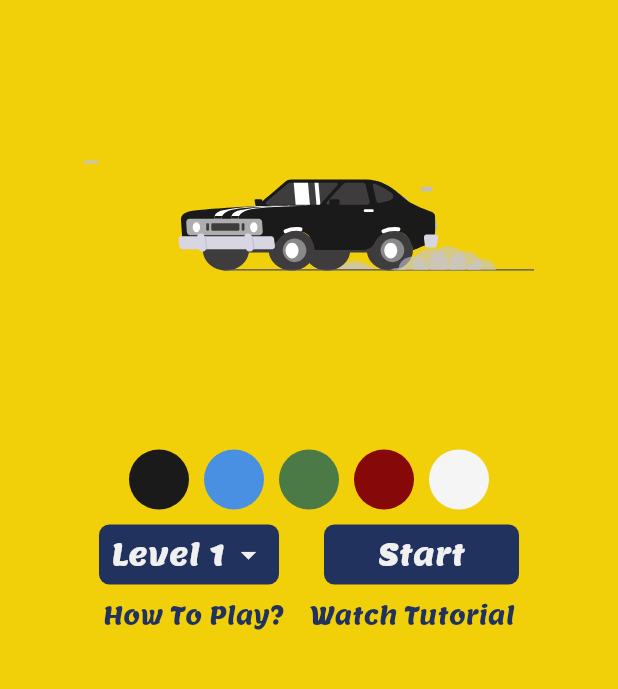
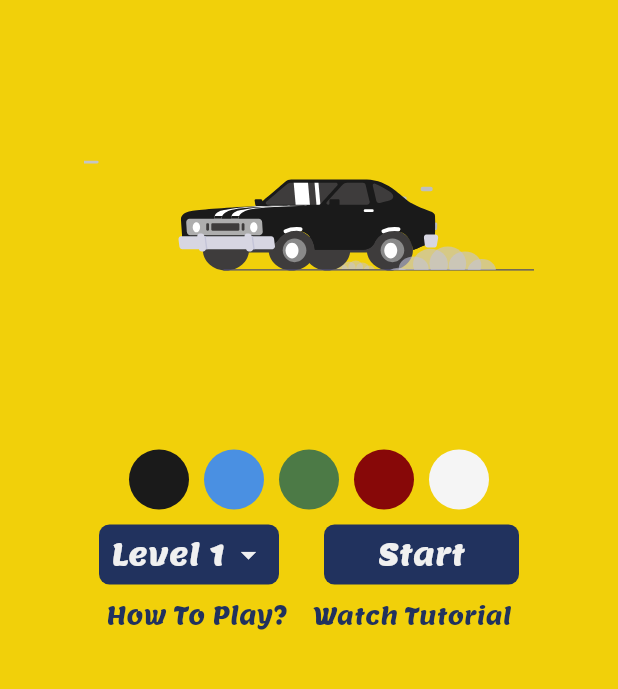
Before and after one commit to Ripat-2345/traffic_light_puzzle, a Flutter app: the screen it shows after launch, on a phone screen of 412 x 824 dp, the part 332-1021 px from its top. Run offline on Flutter 3.47's test engine with Material 2 defaults, Android fonts, the phone set to English and light mode, and no system bars; our stand-ins replace carousel_slider, flutter_countdown_timer, get, lottie.

```diff
--- a/lib/screens/home_screen.dart
+++ b/lib/screens/home_screen.dart
@@ -175,7 +175,7 @@ class _HomeScreenState extends State<HomeScreen> {
                     "Watch Tutorial",
                     style: TextStyle(
                       color: darkColor,
-                      fontSize: 16,
+                      fontSize: 15.5,
                       fontWeight: FontWeight.w400,
                     ),
                   ),
```
